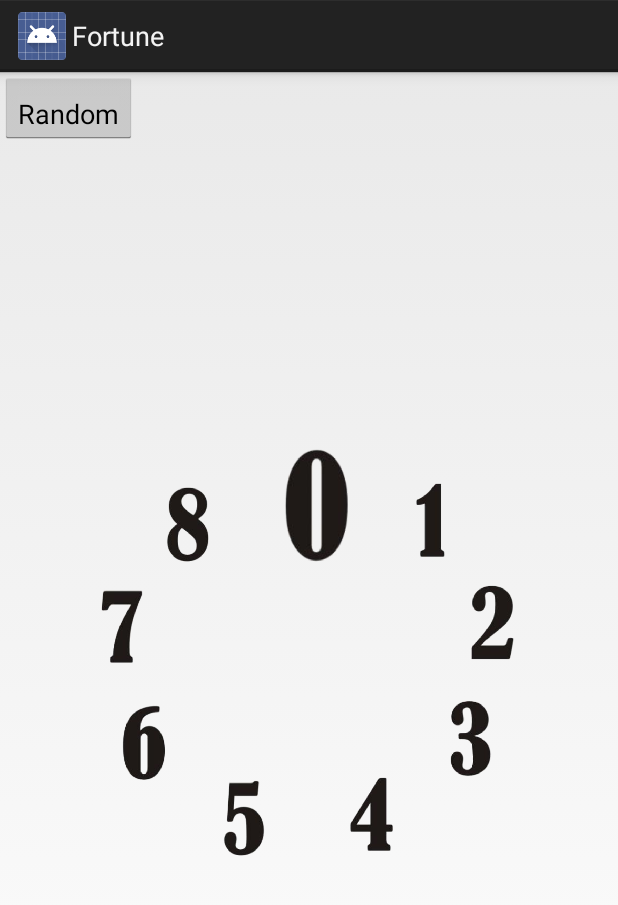
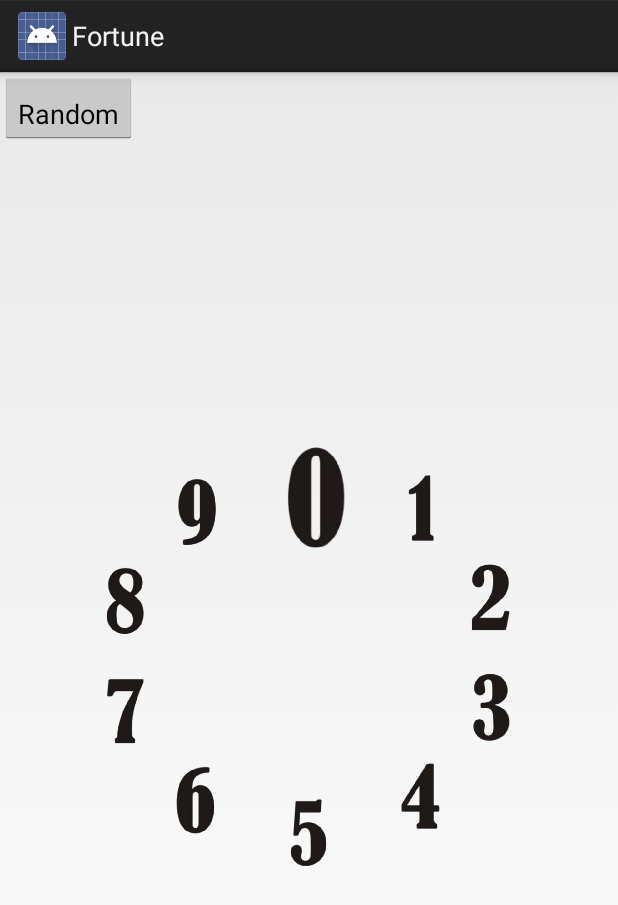
Before and after one commit to myriadmobile/fortune, an Android app: the screen it shows after launch (ExampleActivity), on a phone screen of 412 x 824 dp. Shown: the top 905 px of the screen. Run offline under Robolectric (Android 15) with nearby library versions, the phone set to English and light mode, and no system bars.

Commit message:
Applied Android Lint suggestions to clean up some code areas. Tested values in ExampleActivity.java

```diff
--- a/app/src/main/java/com/myriadmobile/fortune/FortuneItem.java
+++ b/app/src/main/java/com/myriadmobile/fortune/FortuneItem.java
@@ -5,7 +5,6 @@ import android.graphics.Canvas;
 import android.graphics.Matrix;
 import android.graphics.Paint;
 import android.graphics.RectF;
-import android.util.Log;
 
 /**
  * Created by cclose on 9/3/14.
@@ -14,8 +13,8 @@ public class FortuneItem {
 
     public Bitmap image;
     public int color;
-    public enum DialItemType {Image, Section};
-    public enum HingeType {Fixed, Hinged};
+    public enum DialItemType {Image, Section}
+    public enum HingeType {Fixed, Hinged}
     public DialItemType type;
     public HingeType hinge = HingeType.Hinged;
     public float value;
--- a/app/src/main/java/com/myriadmobile/fortune/FortuneView.java
+++ b/app/src/main/java/com/myriadmobile/fortune/FortuneView.java
@@ -21,7 +21,7 @@ import java.util.List;
  */
 public class FortuneView extends View implements RedrawListener{
 
-    private ArrayList<FortuneItem> fortuneItems = new ArrayList<FortuneItem>();
+    private ArrayList<FortuneItem> fortuneItems = new ArrayList<>();
 
     double radius;
     GrooveListener grooveListener;
--- a/app/src/main/java/com/myriadmobile/fortune/GrooveListener.java
+++ b/app/src/main/java/com/myriadmobile/fortune/GrooveListener.java
@@ -4,5 +4,5 @@ package com.myriadmobile.fortune;
  * Created by cclose on 9/4/14.
  */
 public interface GrooveListener {
-    public void onGrooveChange(int index);
+    void onGrooveChange(int index);
 }
--- a/app/src/main/java/com/myriadmobile/fortune/RedrawListener.java
+++ b/app/src/main/java/com/myriadmobile/fortune/RedrawListener.java
@@ -4,5 +4,5 @@ package com.myriadmobile.fortune;
  * Created by cclose on 9/8/14.
  */
 public interface RedrawListener {
-    public void redraw();
+    void redraw();
 }
--- a/app/src/main/java/com/myriadmobile/fortune/SwipeController.java
+++ b/app/src/main/java/com/myriadmobile/fortune/SwipeController.java
@@ -1,6 +1,5 @@
 package com.myriadmobile.fortune;
 
-import android.graphics.Canvas;
 import android.os.Handler;
 import android.view.MotionEvent;
 
--- a/app/src/main/java/com/myriadmobile/fortune/example/ExampleActivity.java
+++ b/app/src/main/java/com/myriadmobile/fortune/example/ExampleActivity.java
@@ -3,9 +3,7 @@ package com.myriadmobile.fortune.example;
 import android.app.Activity;
 import android.graphics.BitmapFactory;
 import android.os.Bundle;
-import android.util.Log;
 import android.view.View;
-import android.widget.Button;
 
 import com.myriadmobile.fortune.FortuneItem;
 import com.myriadmobile.fortune.FortuneView;
@@ -26,28 +24,25 @@ public class ExampleActivity extends Activity {
 
         fortuneView = (FortuneView) findViewById(R.id.dialView);
 
-        ArrayList<FortuneItem> dis = new ArrayList<FortuneItem>();
-        /*
-        dis.add(new DialItem(BitmapFactory.decodeResource(getResources(), android.R.drawable.ic_menu_always_landscape_portrait)));
-        dis.add(new DialItem(BitmapFactory.decodeResource(getResources(), android.R.drawable.ic_menu_add)));
-        dis.add(new DialItem(BitmapFactory.decodeResource(getResources(), android.R.drawable.ic_menu_agenda)));
-        dis.add(new DialItem(BitmapFactory.decodeResource(getResources(), android.R.drawable.ic_menu_camera)));
-        dis.add(new DialItem(BitmapFactory.decodeResource(getResources(), android.R.drawable.ic_menu_compass)));
-        dis.add(new DialItem(BitmapFactory.decodeResource(getResources(), android.R.drawable.ic_menu_help)));
-        dis.add(new DialItem(BitmapFactory.decodeResource(getResources(), android.R.drawable.ic_menu_mapmode)));
-        dis.add(new DialItem(BitmapFactory.decodeResource(getResources(), android.R.drawable.ic_menu_save)));
-        */
+        ArrayList<FortuneItem> dis = new ArrayList<>();
 
-        /*
-        dis.add(new FortuneItem(BitmapFactory.decodeResource(getResources(), android.R.drawable.ic_menu_always_landscape_portrait), FortuneItem.HingeType.Fixed));
-        dis.add(new FortuneItem(BitmapFactory.decodeResource(getResources(), android.R.drawable.ic_menu_add), FortuneItem.HingeType.Fixed));
-        dis.add(new FortuneItem(BitmapFactory.decodeResource(getResources(), android.R.drawable.ic_menu_agenda), FortuneItem.HingeType.Fixed));
-        dis.add(new FortuneItem(BitmapFactory.decodeResource(getResources(), android.R.drawable.ic_menu_camera), FortuneItem.HingeType.Fixed));
-        dis.add(new FortuneItem(BitmapFactory.decodeResource(getResources(), android.R.drawable.ic_menu_compass), FortuneItem.HingeType.Fixed));
-        dis.add(new FortuneItem(BitmapFactory.decodeResource(getResources(), android.R.drawable.ic_menu_help), FortuneItem.HingeType.Fixed));
-        dis.add(new FortuneItem(BitmapFactory.decodeResource(getResources(), android.R.drawable.ic_menu_mapmode), FortuneItem.HingeType.Fixed));
-        dis.add(new FortuneItem(BitmapFactory.decodeResource(getResources(), android.R.drawable.ic_menu_save), FortuneItem.HingeType.Fixed));
-        */
+//        dis.add(new DialItem(BitmapFactory.decodeResource(getResources(), android.R.drawable.ic_menu_always_landscape_portrait)));
+//        dis.add(new DialItem(BitmapFactory.decodeResource(getResources(), android.R.drawable.ic_menu_add)));
+//        dis.add(new DialItem(BitmapFactory.decodeResource(getResources(), android.R.drawable.ic_menu_agenda)));
+//        dis.add(new DialItem(BitmapFactory.decodeResource(getResources(), android.R.drawable.ic_menu_camera)));
+//        dis.add(new DialItem(BitmapFactory.decodeResource(getResources(), android.R.drawable.ic_menu_compass)));
+//        dis.add(new DialItem(BitmapFactory.decodeResource(getResources(), android.R.drawable.ic_menu_help)));
+//        dis.add(new DialItem(BitmapFactory.decodeResource(getResources(), android.R.drawable.ic_menu_mapmode)));
+//        dis.add(new DialItem(BitmapFactory.decodeResource(getResources(), android.R.drawable.ic_menu_save)));
+
+//        dis.add(new FortuneItem(BitmapFactory.decodeResource(getResources(), android.R.drawable.ic_menu_always_landscape_portrait), FortuneItem.HingeType.Fixed));
+//        dis.add(new FortuneItem(BitmapFactory.decodeResource(getResources(), android.R.drawable.ic_menu_add), FortuneItem.HingeType.Fixed));
+//        dis.add(new FortuneItem(BitmapFactory.decodeResource(getResources(), android.R.drawable.ic_menu_agenda), FortuneItem.HingeType.Fixed));
+//        dis.add(new FortuneItem(BitmapFactory.decodeResource(getResources(), android.R.drawable.ic_menu_camera), FortuneItem.HingeType.Fixed));
+//        dis.add(new FortuneItem(BitmapFactory.decodeResource(getResources(), android.R.drawable.ic_menu_compass), FortuneItem.HingeType.Fixed));
+//        dis.add(new FortuneItem(BitmapFactory.decodeResource(getResources(), android.R.drawable.ic_menu_help), FortuneItem.HingeType.Fixed));
+//        dis.add(new FortuneItem(BitmapFactory.decodeResource(getResources(), android.R.drawable.ic_menu_mapmode), FortuneItem.HingeType.Fixed));
+//        dis.add(new FortuneItem(BitmapFactory.decodeResource(getResources(), android.R.drawable.ic_menu_save), FortuneItem.HingeType.Fixed));
 
         dis.add(new FortuneItem(BitmapFactory.decodeResource(getResources(), R.drawable.image_0)));
         dis.add(new FortuneItem(BitmapFactory.decodeResource(getResources(), R.drawable.image_1)));
@@ -58,18 +53,17 @@ public class ExampleActivity extends Activity {
         dis.add(new FortuneItem(BitmapFactory.decodeResource(getResources(), R.drawable.image_6)));
         dis.add(new FortuneItem(BitmapFactory.decodeResource(getResources(), R.drawable.image_7)));
         dis.add(new FortuneItem(BitmapFactory.decodeResource(getResources(), R.drawable.image_8)));
+        dis.add(new FortuneItem(BitmapFactory.decodeResource(getResources(), R.drawable.image_9)));
 
-        /*
-        dis.add(new DialItem(Color.BLACK, 1));
-        dis.add(new DialItem(Color.BLUE, 1));
-        dis.add(new DialItem(Color.RED, 1));
-        dis.add(new DialItem(Color.GREEN, 1));
-        dis.add(new DialItem(Color.MAGENTA, 1));
-        */
+//        dis.add(new DialItem(Color.BLACK, 1));
+//        dis.add(new DialItem(Color.BLUE, 1));
+//        dis.add(new DialItem(Color.RED, 1));
+//        dis.add(new DialItem(Color.GREEN, 1));
+//        dis.add(new DialItem(Color.MAGENTA, 1));
 
         fortuneView.addFortuneItems(dis);
 
-        ((Button)findViewById(R.id.btRandom)).setOnClickListener(new View.OnClickListener() {
+        findViewById(R.id.btRandom).setOnClickListener(new View.OnClickListener() {
             @Override
             public void onClick(View view) {
                 Random ran = new Random();
```
